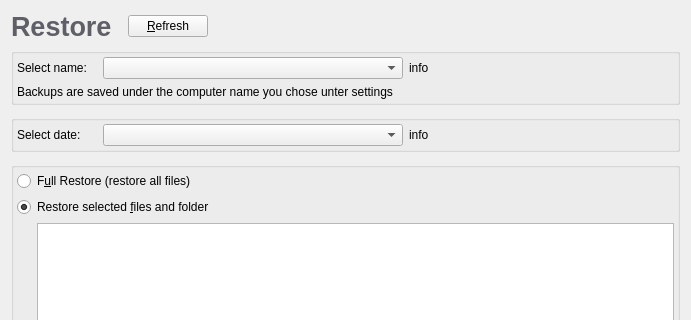
This is src/gui/restore_form.ui in stepping-stone/sepiola as Qt 5 draws it before an edit; both pictures show x 0 to 691 and y 0 to 320 of the 691 by 577 pixel window. The edited form follows.
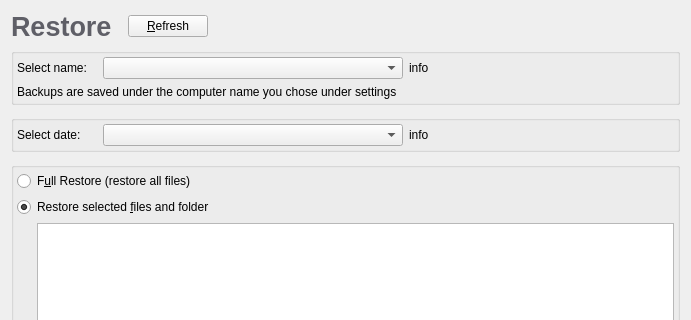
This is the edited form.

Commit message: minor text-correction

The edit to the form file:
```diff
--- a/src/gui/restore_form.ui
+++ b/src/gui/restore_form.ui
@@ -136,7 +136,7 @@
            </font>
           </property>
           <property name="text">
-           <string>Backups are saved under the computer name you chose unter settings</string>
+           <string>Backups are saved under the computer name you chose under settings</string>
           </property>
          </widget>
         </item>
```
